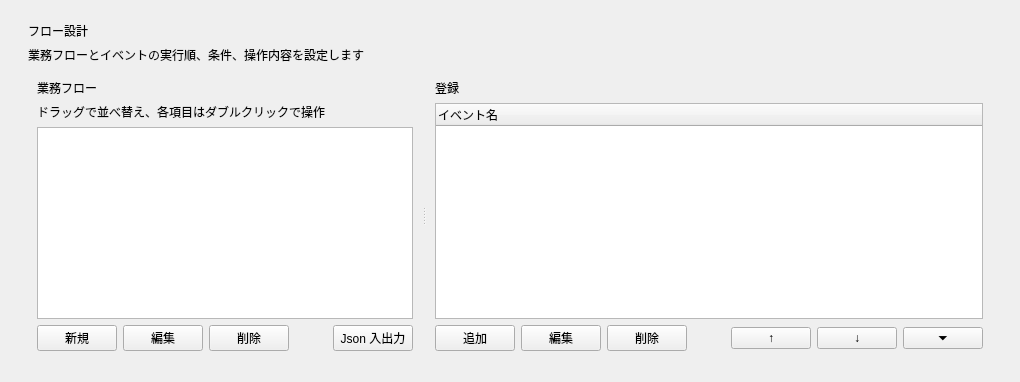
okasi1997/WebFlowManager, file qt_ui/forms/flow_design.ui: the form before one commit.
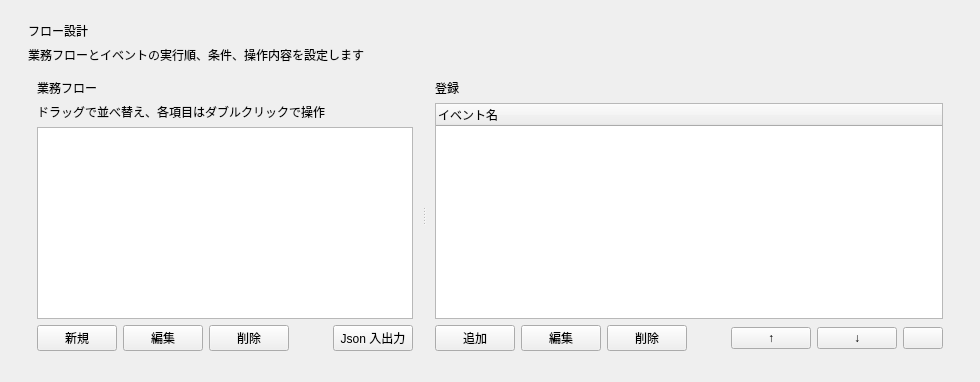
The form after the commit.

What changed in the file:
```diff
--- a/qt_ui/forms/flow_design.ui
+++ b/qt_ui/forms/flow_design.ui
@@ -200,9 +200,7 @@
                   </item>
                   <item>
                     <widget class="QPushButton" name="groupToggleButton">
-                      <property name="text">
-                        <string>⏷</string>
-                      </property>
+                      <property name="text"><string/></property>
                       <property name="toolTip">
                         <string>すべて展開</string>
                       </property>
```
Left out of the diff: 1 changed line with no effect on the pictures.
